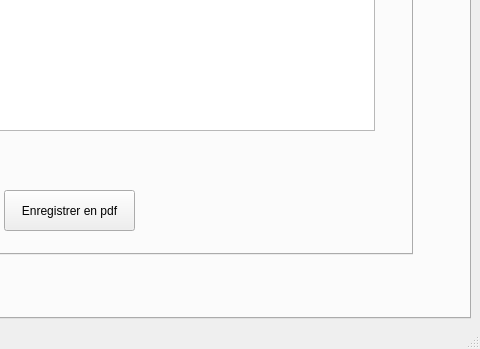
The window that projet qt/centre_commercial/mainwindow.ui (moez-mensi/gestion-centre-commercial) describes before a commit, drawn with Qt 5; both pictures show x 320 to 800 and y 251 to 600 of the 800 by 600 pixel window.
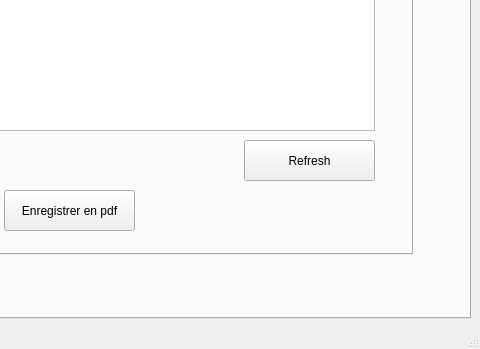
The same window after the commit. The open tabs and pages were chosen to show the change.

Diff of the .ui file:
```diff
--- a/projet qt/centre_commercial/mainwindow.ui
+++ b/projet qt/centre_commercial/mainwindow.ui
@@ -294,6 +294,19 @@
          <string>Enregistrer en pdf</string>
         </property>
        </widget>
+       <widget class="QPushButton" name="refresh">
+        <property name="geometry">
+         <rect>
+          <x>530</x>
+          <y>290</y>
+          <width>131</width>
+          <height>41</height>
+         </rect>
+        </property>
+        <property name="text">
+         <string>Refresh</string>
+        </property>
+       </widget>
       </widget>
       <widget class="QWidget" name="tab_3">
        <attribute name="title">
```
Left out of the diff: 2 changed lines with no effect on the pictures.
